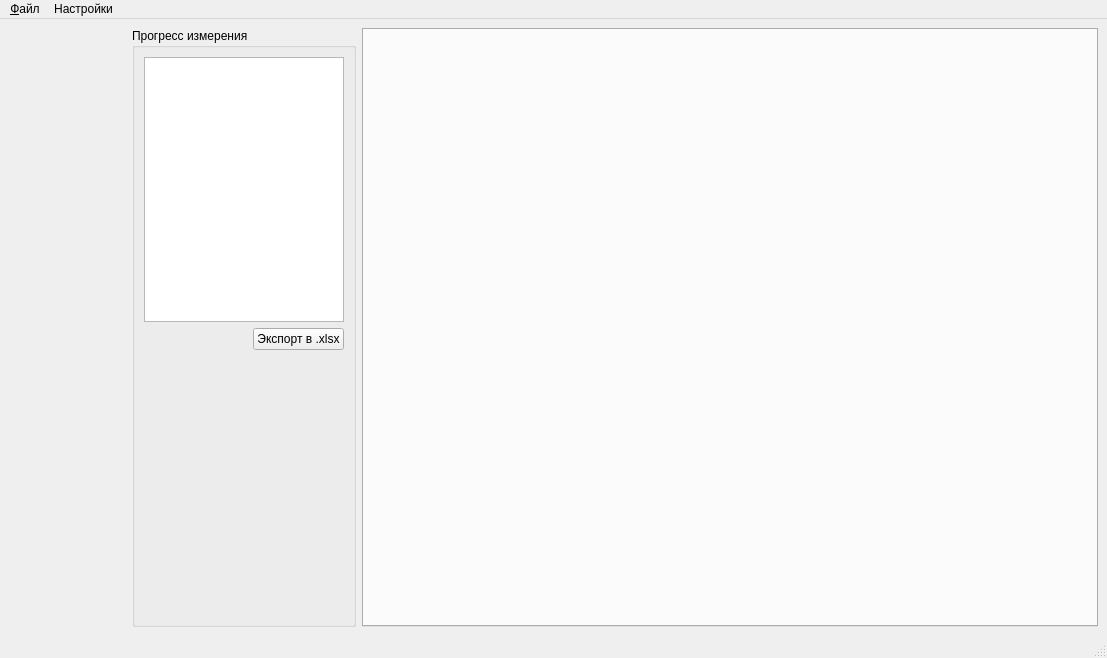
This is mainwindow.ui in igrekus/demod_measure_stage_2 as Qt 5 draws it before an edit. The edited form follows.
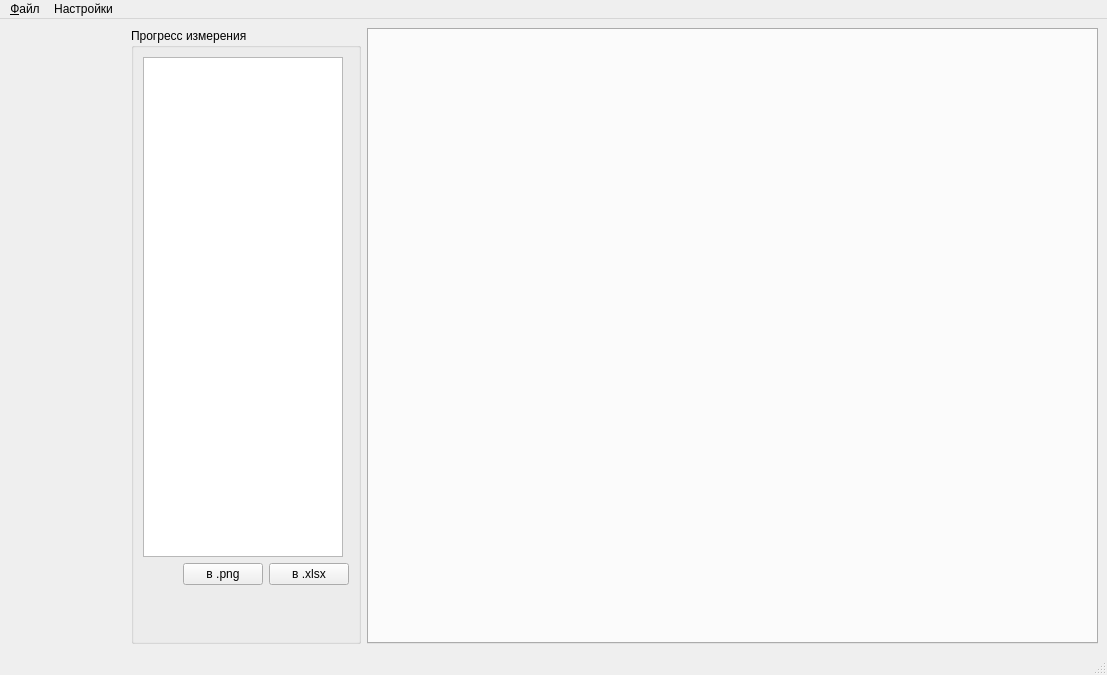
This is the edited form.

Commit message: FEAT: implement screenshots

```diff
--- a/mainwindow.ui
+++ b/mainwindow.ui
@@ -7,7 +7,7 @@
     <x>0</x>
     <y>0</y>
     <width>1107</width>
-    <height>658</height>
+    <height>675</height>
    </rect>
   </property>
   <property name="windowTitle">
@@ -49,6 +49,12 @@
            <verstretch>0</verstretch>
           </sizepolicy>
          </property>
+         <property name="minimumSize">
+          <size>
+           <width>0</width>
+           <height>500</height>
+          </size>
+         </property>
          <property name="maximumSize">
           <size>
            <width>200</width>
@@ -72,10 +78,17 @@
            </property>
           </spacer>
          </item>
+         <item>
+          <widget class="QPushButton" name="btnScreenShot">
+           <property name="text">
+            <string>в .png</string>
+           </property>
+          </widget>
+         </item>
          <item>
           <widget class="QPushButton" name="btnExcel">
            <property name="text">
-            <string>Экспорт в .xlsx</string>
+            <string>в .xlsx</string>
            </property>
           </widget>
          </item>
```
Left out of the diff: 2 changed lines with no effect on the pictures. The commit also changes 1 other file.
